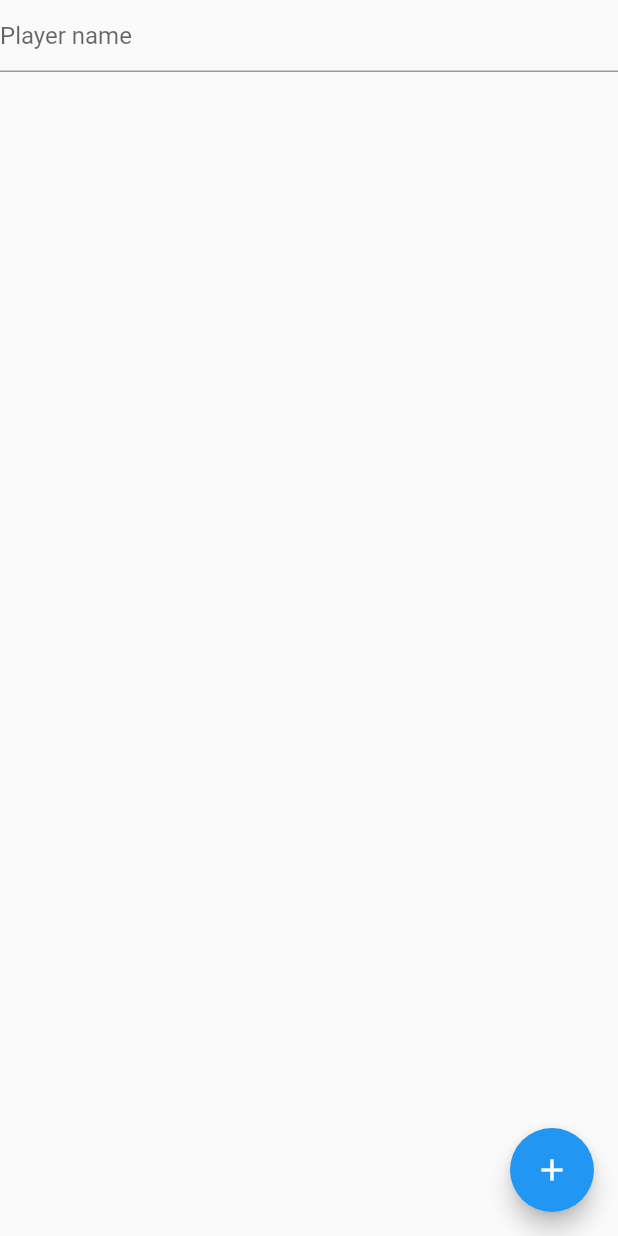
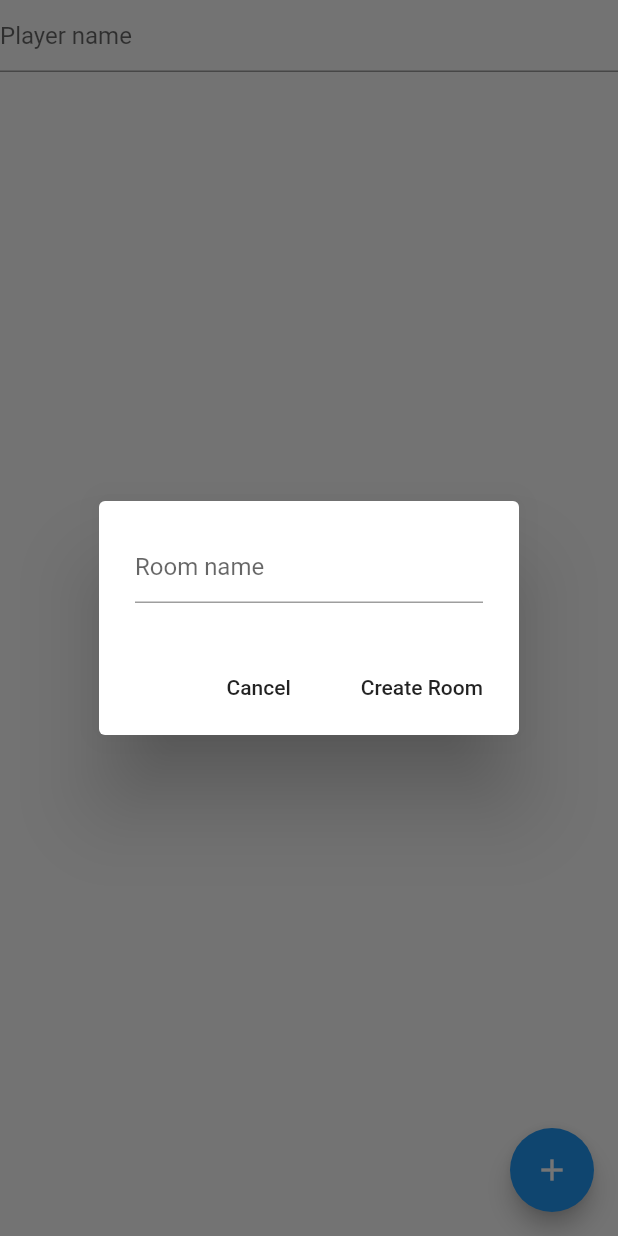
Before and after one commit to cerberodev/TicTacDash, a Flutter app: the screen it shows after launch, after a tap on the "add" icon, on a phone screen of 412 x 824 dp. Run offline on Flutter 3.47's test engine with Material 2 defaults, Android fonts, the phone set to English and light mode, and no system bars; our stand-ins replace after_layout, cloud_firestore, firebase_auth; accounts and stored records are empty.

Commit message:
Room Creation

```diff
--- a/lib/home_page.dart
+++ b/lib/home_page.dart
@@ -1,15 +1,18 @@
 import 'package:cloud_firestore/cloud_firestore.dart';
 import 'package:firebase_auth/firebase_auth.dart';
 import 'package:flutter/material.dart';
+import 'package:tictacdash/tictactoe_page.dart';
 
 class HomePage extends StatelessWidget {
   String name = "";
-
+  String roomName = "";
+  TextEditingController tec = TextEditingController();
+  //Todo: Fix hot restart bug
   @override
   Widget build(BuildContext context) {
     return Scaffold(
       floatingActionButton: FloatingActionButton(
-        onPressed: createRoom,
+        onPressed: () => launchPopup(context),
         child: Icon(Icons.add),
       ),
       body: SafeArea(
@@ -17,13 +20,38 @@ class HomePage extends StatelessWidget {
           child: Column(
             children: [
               TextField(
+                controller: tec,
                 onChanged: (String newName) {
                   this.name = newName;
                 },
                 decoration: InputDecoration(hintText: "Player name"),
               ),
               Expanded(
-                child: SizedBox(),
+                child: StreamBuilder<QuerySnapshot>(
+                  stream: _store.collection('rooms').snapshots(),
+                  builder:
+                      (BuildContext context, AsyncSnapshot<QuerySnapshot> qs) {
+                    if (!qs.hasData) {
+                      return Center(child: CircularProgressIndicator());
+                    }
+                    return ListView.builder(
+                        itemCount: qs.data.documents.length,
+                        itemBuilder: (BuildContext context, int position) {
+                          String name =
+                              qs.data.documents[position].data["name"];
+                          bool active =
+                              qs.data.documents[position].data['active'];
+                          String player2 =
+                              qs.data.documents[position].data['player2'];
+                          int counter = 0;
+                          counter = active ? counter + 1 : counter;
+                          counter = player2 == "" ? counter + 1 : counter;
+                          String players = "$counter/ 2";
+                          return ListTile(
+                              title: Text(name), trailing: Text(players));
+                        });
+                  },
+                ),
               ),
             ],
           ),
@@ -32,12 +60,43 @@ class HomePage extends StatelessWidget {
     );
   }
 
+  void launchPopup(BuildContext context) {
+    showDialog(
+        context: context,
+        builder: (BuildContext newContext) {
+          return AlertDialog(
+              actions: [
+                FlatButton(
+                    onPressed: () {
+                      Navigator.of(newContext).pop();
+                    },
+                    child: Text("Cancel")),
+                FlatButton(
+                    onPressed: () {
+                      createRoom(context);
+                    },
+                    child: Text("Create Room"))
+              ],
+              content: Container(
+                child: TextField(
+                  onChanged: (String newRoomName) {
+                    roomName = newRoomName;
+                  },
+                  decoration: InputDecoration(hintText: "Room name"),
+                ),
+              ));
+        });
+  }
+
   FirebaseAuth _auth = FirebaseAuth.instance;
   Firestore _store = Firestore.instance;
-  void createRoom() async {
+  void createRoom(BuildContext context) async {
+    name = tec.text;
+    if (roomName == "" || name == "") {
+      return;
+    }
     AuthResult result = await _auth.signInAnonymously();
     String uid = result.user.uid;
-    String roomName = 'tempa';
     //Creates or updates user id
     _store.collection('users').document(uid).setData(({
           'username': name,
@@ -68,5 +127,9 @@ class HomePage extends StatelessWidget {
       }
     });
     /* ;*/
+    Navigator.pushReplacement(context,
+        MaterialPageRoute(builder: (BuildContext context) {
+      return TicTacToePage();
+    }));
   }
 }
```
Also changed, not shown: lib/tictactoe_page.dart (added, +8 -0 lines).
